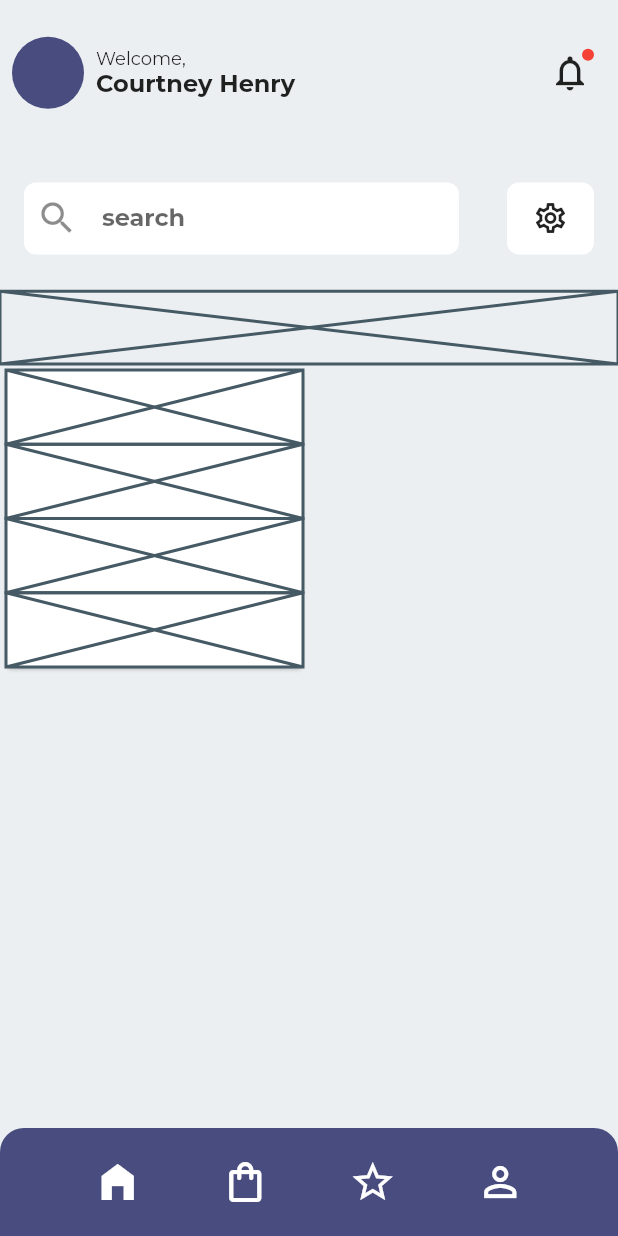
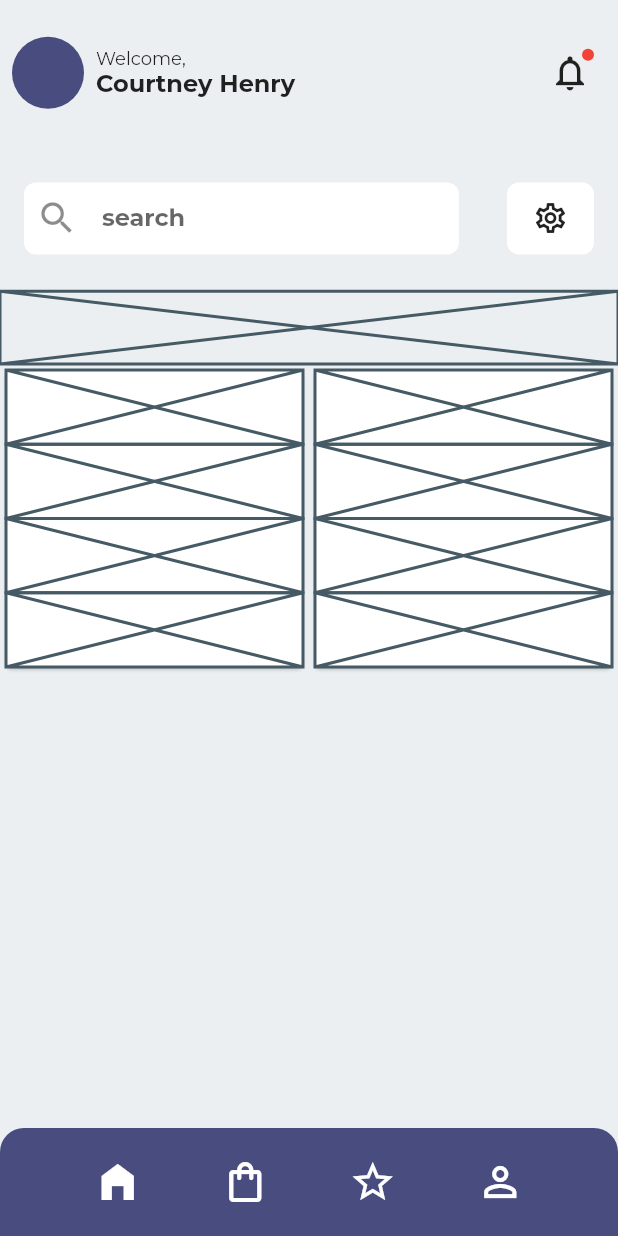
Before and after one commit to JAICHANGPARK/flutter_notebook_11th_story, a Flutter app: the screen it shows after launch, on a phone screen of 412 x 824 dp. Run offline on Flutter 3.47's test engine with Material 2 defaults, Android fonts, the phone set to English and light mode, and no system bars; our stand-ins replace backdrop, badges, flutter_inner_drawer, flutter_slidable, flutter_swiper, google_fonts.

Commit message:
Update furniture_home_page.dart

```diff
--- a/lib/ep735_furniture_app/ui/furniture_home_page.dart
+++ b/lib/ep735_furniture_app/ui/furniture_home_page.dart
@@ -141,6 +141,16 @@ class _FurnitureHomePageState extends State<FurnitureHomePage> {
                               Expanded(child: Placeholder()),
                             ],
                           ),
+                        ),
+                        Card(
+                          child: Column(
+                            children: [
+                              Expanded(child: Placeholder()),
+                              Expanded(child: Placeholder()),
+                              Expanded(child: Placeholder()),
+                              Expanded(child: Placeholder()),
+                            ],
+                          ),
                         )
 
                       ],
```
